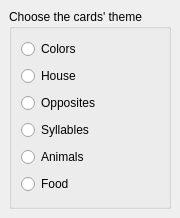
Above: src/themeui.ui from KDE/kard before the change. Below: the same form after it.
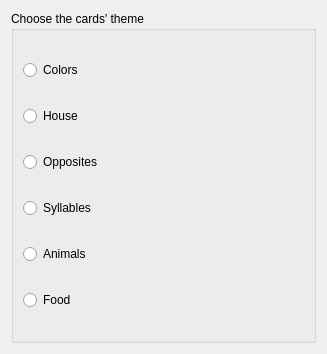
That is the form after the change. Custom widgets are drawn as their Qt base class.

Commit message: holiday work: - suppressed Sounds in Settings -> Configure Kard dialog as it's already a ToggleAction - fixed settings dialog for enums - fixed installation of themes - fixed theme setting - fixed themes names - fixed "opposites" theme game - style fixes - fullscreen action

Diff of the .ui file:
```diff
--- a/src/themeui.ui
+++ b/src/themeui.ui
@@ -8,32 +8,20 @@
    <rect>
     <x>0</x>
     <y>0</y>
-    <width>126</width>
-    <height>218</height>
+    <width>327</width>
+    <height>354</height>
    </rect>
   </property>
-  <layout class="QGridLayout" >
-   <property name="margin" >
-    <number>9</number>
-   </property>
-   <property name="spacing" >
-    <number>6</number>
-   </property>
+  <layout class="QGridLayout" name="gridLayout" >
    <item row="0" column="0" >
-    <widget class="QGroupBox" name="kcfg_Theme" >
+    <widget class="KButtonGroup" name="kcfg_Theme" >
      <property name="whatsThis" >
       <string>This dialog allows you to choose the theme that will be displayed when you turn a card. In colors, you will have to match cards that are the same color; the house theme consists of pictures of objects you can find in a house; opposites are geometrical figures that match with opposite colors.</string>
      </property>
      <property name="title" >
       <string>Choose the cards' theme</string>
      </property>
-     <layout class="QVBoxLayout" >
-      <property name="margin" >
-       <number>9</number>
-      </property>
-      <property name="spacing" >
-       <number>6</number>
-      </property>
+     <layout class="QVBoxLayout" name="verticalLayout" >
       <item>
        <widget class="QRadioButton" name="colors" >
         <property name="text" >
@@ -81,7 +69,14 @@
    </item>
   </layout>
  </widget>
- <pixmapfunction></pixmapfunction>
+ <customwidgets>
+  <customwidget>
+   <class>KButtonGroup</class>
+   <extends>QGroupBox</extends>
+   <header>kbuttongroup.h</header>
+   <container>1</container>
+  </customwidget>
+ </customwidgets>
  <resources/>
  <connections/>
 </ui>
```
Left out of the diff: 3 changed lines with no effect on the pictures. The commit also changes 56 other files.
